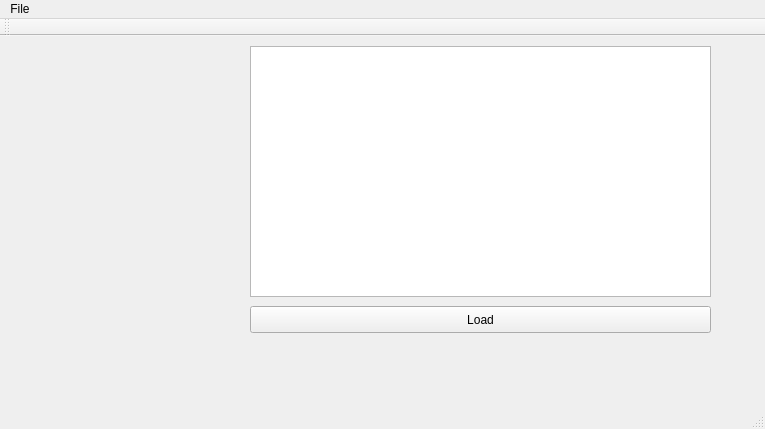
This is Turing/mainwindow.ui in igor-dyrov/TuringDebugger as Qt 5 draws it before an edit. The edited form follows.
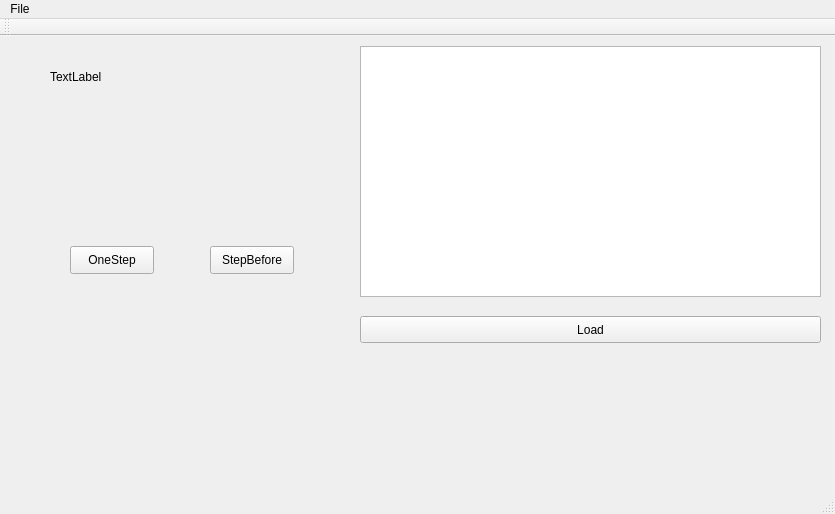
This is the edited form.

Commit message: Add:singleton pattern, oneStep and stepBefore

```diff
--- a/Turing/mainwindow.ui
+++ b/Turing/mainwindow.ui
@@ -6,8 +6,8 @@
    <rect>
     <x>0</x>
     <y>0</y>
-    <width>765</width>
-    <height>429</height>
+    <width>835</width>
+    <height>514</height>
    </rect>
   </property>
   <property name="windowTitle">
@@ -17,7 +17,7 @@
    <widget class="QTextEdit" name="CommandsEdit">
     <property name="geometry">
      <rect>
-      <x>250</x>
+      <x>360</x>
       <y>10</y>
       <width>461</width>
       <height>251</height>
@@ -27,8 +27,8 @@
    <widget class="QPushButton" name="LoadCmdBtn">
     <property name="geometry">
      <rect>
-      <x>250</x>
-      <y>270</y>
+      <x>360</x>
+      <y>280</y>
       <width>461</width>
       <height>27</height>
      </rect>
@@ -40,14 +40,53 @@
      <bool>false</bool>
     </property>
    </widget>
+   <widget class="QPushButton" name="btnStepBefore">
+    <property name="geometry">
+     <rect>
+      <x>210</x>
+      <y>210</y>
+      <width>84</width>
+      <height>28</height>
+     </rect>
+    </property>
+    <property name="text">
+     <string>StepBefore</string>
+    </property>
+   </widget>
+   <widget class="QLabel" name="BeltLabel">
+    <property name="geometry">
+     <rect>
+      <x>50</x>
+      <y>20</y>
+      <width>201</width>
+      <height>41</height>
+     </rect>
+    </property>
+    <property name="text">
+     <string>TextLabel</string>
+    </property>
+   </widget>
+   <widget class="QPushButton" name="btnOneStep">
+    <property name="geometry">
+     <rect>
+      <x>70</x>
+      <y>210</y>
+      <width>84</width>
+      <height>28</height>
+     </rect>
+    </property>
+    <property name="text">
+     <string>OneStep</string>
+    </property>
+   </widget>
   </widget>
   <widget class="QMenuBar" name="menuBar">
    <property name="geometry">
     <rect>
      <x>0</x>
      <y>0</y>
-     <width>765</width>
-     <height>47</height>
+     <width>835</width>
+     <height>25</height>
     </rect>
    </property>
    <widget class="QMenu" name="menuFile">
```
The commit also changes 7 other files.
